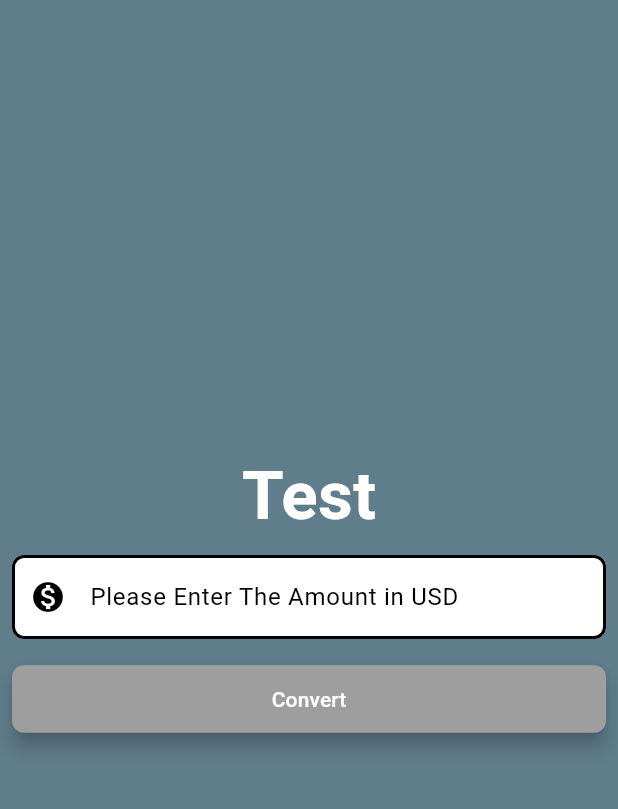
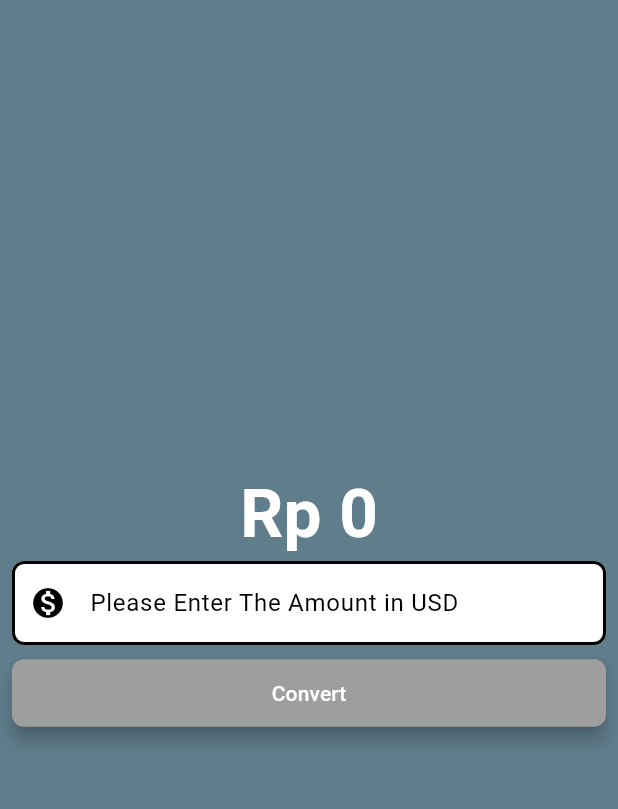
Before and after one commit to muhammadrifatba/Basic-Flutter-Currency-Converter, a Flutter app: the screen it shows after launch, on a phone screen of 412 x 824 dp, the part 63-872 px from its top. Run offline on Flutter 3.47's test engine with Material 3 defaults, Android fonts, the phone set to English and light mode, and no system bars.

```diff
--- a/lib/main.dart
+++ b/lib/main.dart
@@ -1,4 +1,6 @@
+import 'package:currencyconverter/pages/currency_converter_cupertino_page.dart';
 import 'package:currencyconverter/pages/currency_converter_material_page.dart';
+import 'package:flutter/cupertino.dart';
 import 'package:flutter/material.dart';
 
 void main() {
@@ -10,8 +12,17 @@ class MyApp extends StatelessWidget {
   @override
   Widget build(BuildContext context) {
     return const MaterialApp(
-        home: CurrencyConverterMaterialPage(),
-      );
-
+      home: CurrencyConverterMaterialPage(),
+    );
   }
 }
+
+class MyCupertinoApp extends StatelessWidget {
+  const MyCupertinoApp({super.key});
+  @override
+  Widget build(BuildContext context) {
+    return const CupertinoApp(
+      home: CurrencyConverterCupertinoPage(),
+    );
+  }
+}
--- a/lib/pages/currency_converter_material_page.dart
+++ b/lib/pages/currency_converter_material_page.dart
@@ -1,8 +1,34 @@
-import 'package:flutter/foundation.dart';
 import 'package:flutter/material.dart';
 
-class CurrencyConverterMaterialPage extends StatelessWidget {
+class CurrencyConverterMaterialPage extends StatefulWidget {
   const CurrencyConverterMaterialPage({super.key});
+  @override
+  State<CurrencyConverterMaterialPage> createState() {
+    return _CurrencyConverterMaterialPageState();
+  }
+}
+
+class _CurrencyConverterMaterialPageState
+    extends State<CurrencyConverterMaterialPage> {
+  double result = 0;
+  final TextEditingController textEditingController = TextEditingController();
+
+  void convert() {
+    setState(() {
+      result = double.parse(textEditingController.text) * 15000;
+    });
+
+    //Can Be Written like below
+    // result = double.parse(textEditingController.text) * 15000;
+    // setState(() {
+    // });
+  }
+
+  @override
+  void dispose() {
+    super.dispose();
+  }
+
   @override
   Widget build(BuildContext context) {
     final border = OutlineInputBorder(
@@ -20,20 +46,21 @@ class CurrencyConverterMaterialPage extends StatelessWidget {
         centerTitle: true,
       ),
       body: Center(
+        child: Padding(
+          padding: const EdgeInsets.all(8.0),
           child: Column(
             mainAxisAlignment: MainAxisAlignment.center,
             children: [
-            const Text(
-              'Test',
-              style: TextStyle(
+              Text(
+                'Rp ${result != 0 ? result.toStringAsFixed(3) : result.toStringAsFixed(0)}',
+                style: const TextStyle(
                     fontSize: 45,
                     fontWeight: FontWeight.bold,
                     color: Colors.white),
               ),
-            Padding(
-              padding: const EdgeInsets.all(8.0),
-              child: TextField(
-                style: const TextStyle(color: Colors.white),
+              TextField(
+                controller: textEditingController,
+                style: const TextStyle(color: Colors.black),
                 decoration: InputDecoration(
                   hintText: 'Please Enter The Amount in USD',
                   hintStyle: const TextStyle(color: Colors.black),
@@ -47,25 +74,23 @@ class CurrencyConverterMaterialPage extends StatelessWidget {
                 keyboardType:
                     const TextInputType.numberWithOptions(decimal: true),
               ),
+              const SizedBox(
+                height: 8,
               ),
-            Padding(
-              padding: const EdgeInsets.all(8.0),
-              child: ElevatedButton(
+              ElevatedButton(
                   onPressed: () {
-                    if (kDebugMode) {
-                      debugPrint('button Clicked');
-                    }
+                    //print(textEditingController.text);
                   },
-                  style: TextButton.styleFrom(
+                  style: ElevatedButton.styleFrom(
                       shape: RoundedRectangleBorder(
                           borderRadius: BorderRadius.circular(8)),
                       elevation: 5,
                       backgroundColor: Colors.grey,
                       foregroundColor: Colors.white,
                       minimumSize: const Size(double.infinity, 45)),
-                  child: const Text('Convert')),
-            )
+                  child: const Text('Convert'))
             ],
+          ),
         ),
       ),
     );
```
Also changed, not shown: lib/pages/currency_converter_cupertino_page.dart (added, +67 -0 lines). Lines whose indentation alone changed are shown as unchanged.
